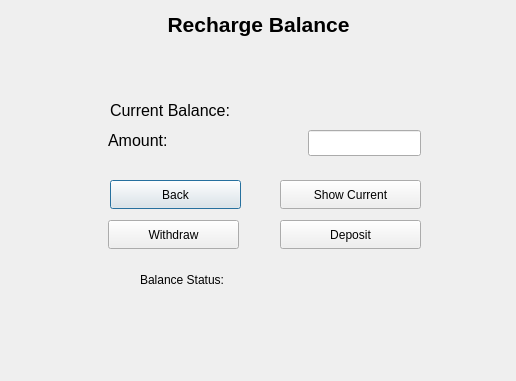
First picture: the form in rechargebalancewindow.ui, repository KirolousFouty/Hospital_Project, before the edit.
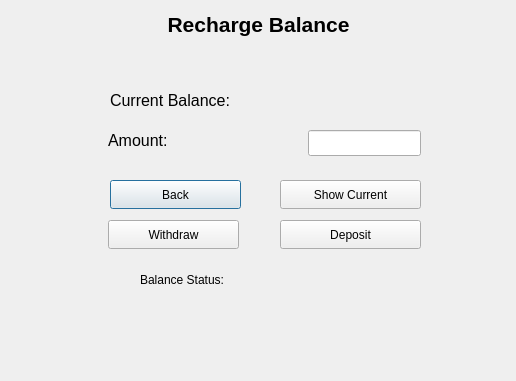
Second picture: the form after the edit.

The edit to the form file:
```diff
--- a/rechargebalancewindow.ui
+++ b/rechargebalancewindow.ui
@@ -124,7 +124,7 @@
    <property name="geometry">
     <rect>
      <x>110</x>
-     <y>100</y>
+     <y>90</y>
      <width>151</width>
      <height>20</height>
     </rect>
```
Left out of the diff: 2 changed lines with no effect on the pictures.
